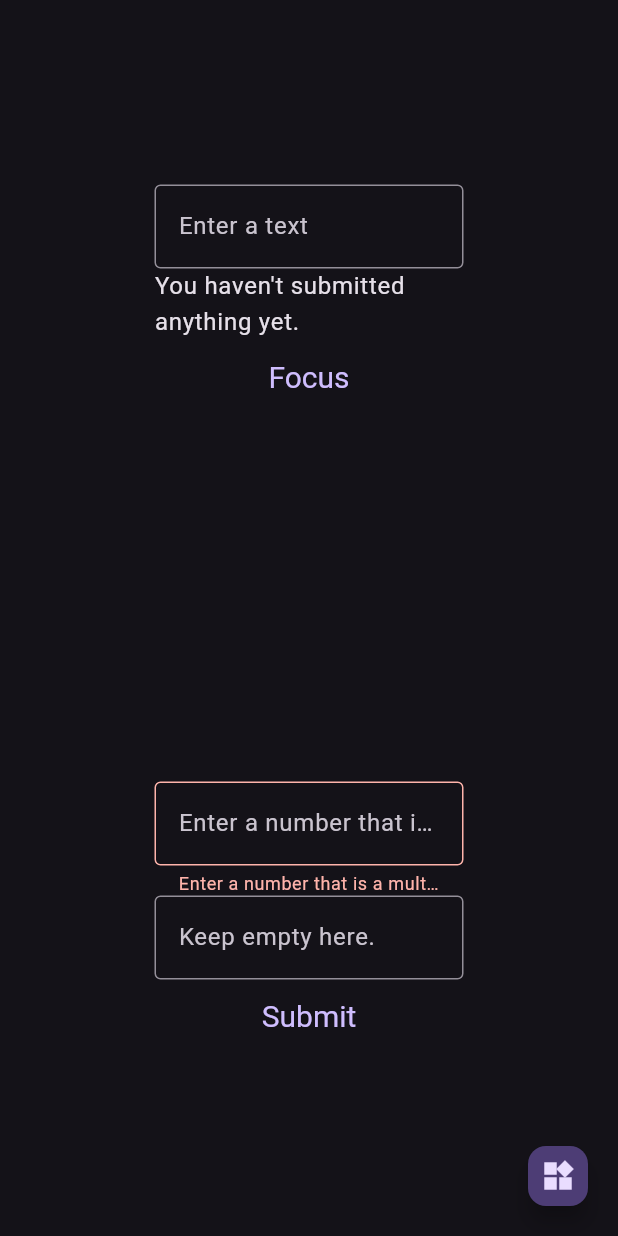
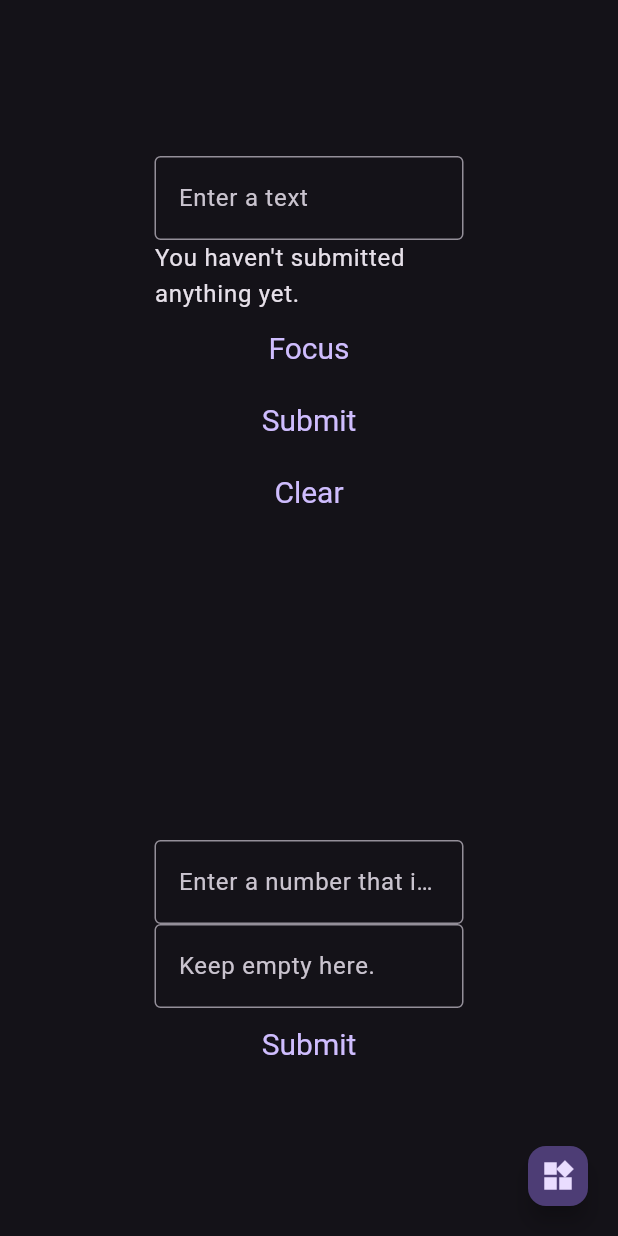
Before and after one commit to R-Usui/flutter-project-template, a Flutter app: the screen it shows after launch, after a tap on "Submit", on a phone screen of 412 x 824 dp. Run offline on Flutter 3.47's test engine with Material 3 defaults, Android fonts, the phone set to English and light mode, and no system bars; our stand-ins replace go_router; Roboto replaces fonts that are missing (MPLUSRounded1c).

Commit message:
M: refactored TextFieldSamplePage

```diff
--- a/lib/ui/sample/text_filed.dart
+++ b/lib/ui/sample/text_filed.dart
@@ -71,10 +71,22 @@
           style: Theme.of(context).textTheme.bodyLarge,
         ),
         TextButton(
+          onPressed: () => _focusNode.requestFocus(),
+          child: const Text("Focus"),
+        ),
+        TextButton(
           onPressed: () {
-            _focusNode.requestFocus();
+            _focusNode.unfocus();
+            setState(() {});
           },
-          child: const Text("Focus"),
+          child: const Text("Submit"),
+        ),
+        TextButton(
+          onPressed: () {
+            _controller.clear();
+            setState(() {});
+          },
+          child: const Text("Clear"),
         )
       ],
     );
```
